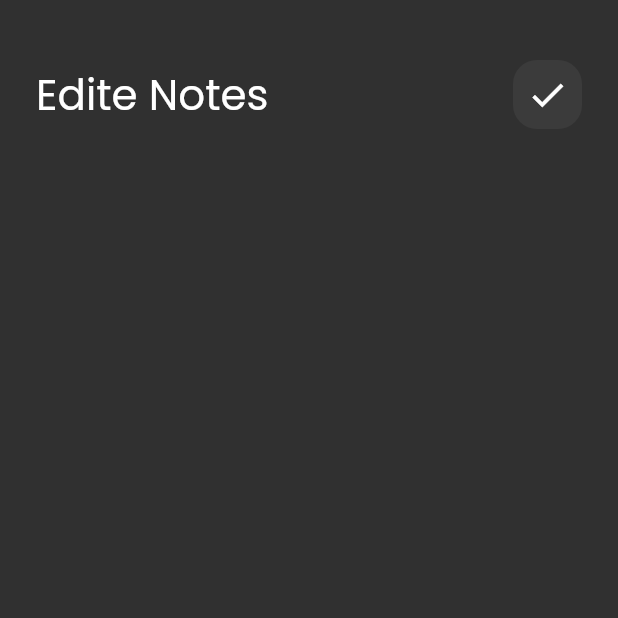
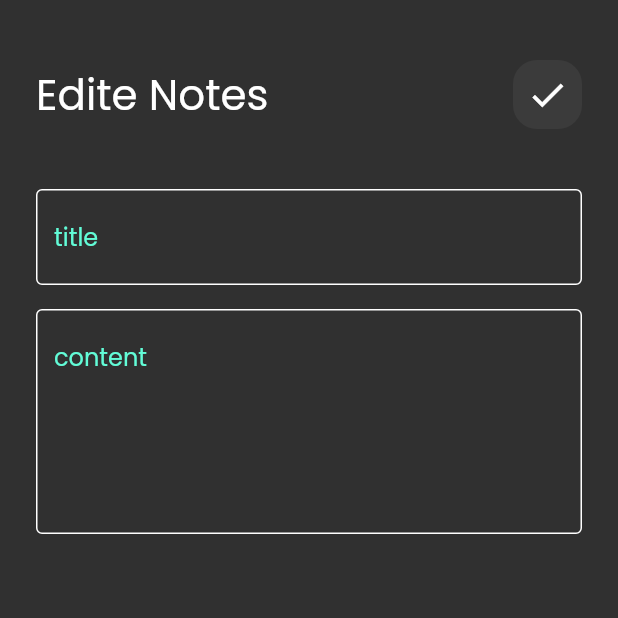
Before and after one commit to AbdelrhmanMohamedKhaled/notes_app, a Flutter app: the EditNoteView screen opened directly, on a phone screen of 412 x 824 dp, the top half of it. Run offline on Flutter 3.47's test engine with Material 2 defaults, Android fonts, the phone set to English and light mode, and no system bars.

Commit message:
edite note view ui done

```diff
--- a/lib/views/widgets/edite_note_view_body.dart
+++ b/lib/views/widgets/edite_note_view_body.dart
@@ -1,5 +1,6 @@
 import 'package:flutter/material.dart';
 import 'package:note_app/views/widgets/custom_appbar.dart';
+import 'package:note_app/views/widgets/custom_text_field.dart';
 
 class EditeNoteViewBody extends StatelessWidget {
   const EditeNoteViewBody({super.key});
@@ -17,6 +18,17 @@ class EditeNoteViewBody extends StatelessWidget {
             title: 'Edite Notes',
             icon: Icons.check,
           ),
+          SizedBox(
+            height: 40,
+          ),
+          CustomTextField(hintText: 'title'),
+          SizedBox(
+            height: 16,
+          ),
+          CustomTextField(
+            hintText: 'content',
+            maxLine: 5,
+          ),
         ],
       ),
     );
```
